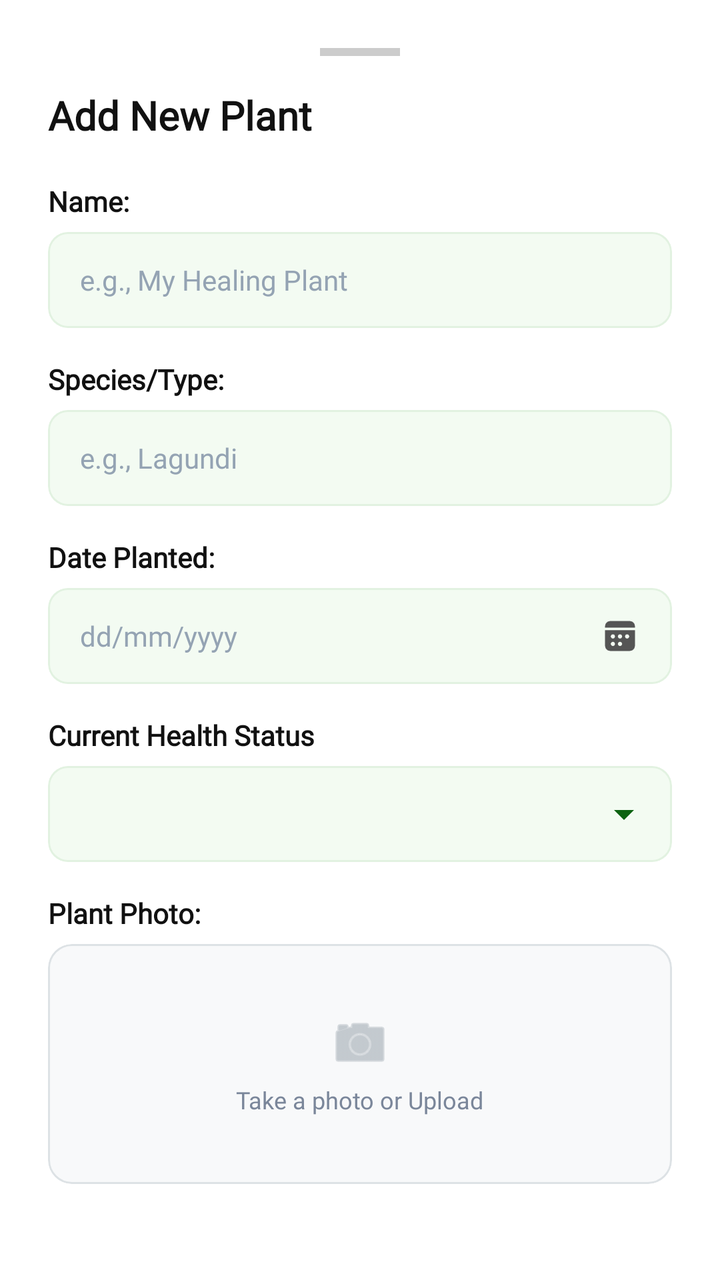
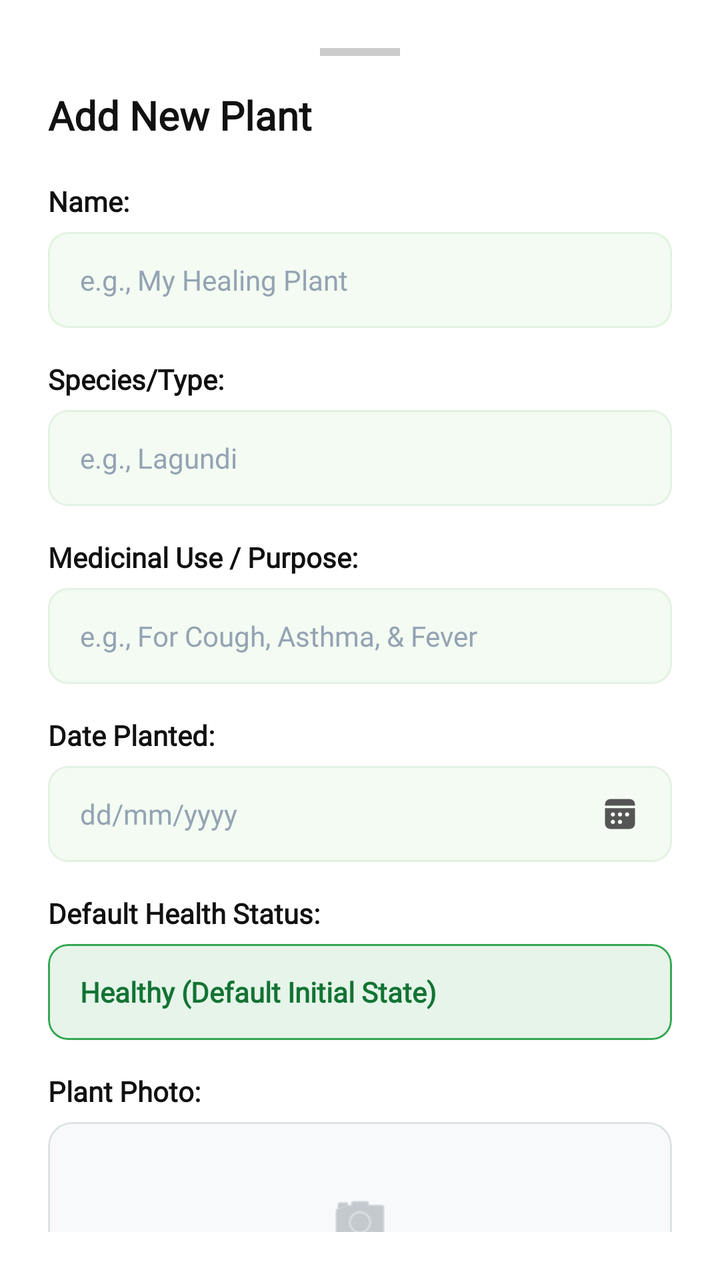

Compare the two renders of this Android layout. The source of the first and the diff that turns it into the second are given below.
<!-- AndroidManifest.xml: application theme Theme.SmartGrow -->
<!-- res/layout/dialog_add_plant_sheet.xml -->
<?xml version="1.0" encoding="utf-8"?>
<androidx.constraintlayout.widget.ConstraintLayout
    xmlns:android="http://schemas.android.com/apk/res/android"
    xmlns:app="http://schemas.android.com/apk/res-auto"
    android:layout_width="match_parent"
    android:layout_height="wrap_content"
    android:background="@drawable/bg_bottom_sheet_rounded"
    android:padding="24dp">

    <View
        android:id="@+id/view_drag_handle"
        android:layout_width="40dp"
        android:layout_height="4dp"
        android:background="#E0E0E0"
        android:backgroundTint="#CCCCCC"
        app:layout_constraintTop_toTopOf="parent"
        app:layout_constraintEnd_toEndOf="parent"
        app:layout_constraintStart_toStartOf="parent" />

    <TextView
        android:id="@+id/tv_add_plant_title"
        android:layout_width="wrap_content"
        android:layout_height="wrap_content"
        android:text="Add New Plant"
        android:textSize="20sp"
        android:textStyle="bold"
        android:textColor="#111111"
        android:fontFamily="@font/poppins"
        android:layout_marginTop="16dp"
        app:layout_constraintTop_toBottomOf="@id/view_drag_handle"
        app:layout_constraintStart_toStartOf="parent" />

    <TextView
        android:id="@+id/lbl_plant_name"
        android:layout_width="wrap_content"
        android:layout_height="wrap_content"
        android:text="Name:"
        android:textStyle="bold"
        android:textColor="#111111"
        android:textSize="14sp"
        android:fontFamily="@font/poppins"
        android:layout_marginTop="20dp"
        app:layout_constraintTop_toBottomOf="@id/tv_add_plant_title"
        app:layout_constraintStart_toStartOf="parent" />

    <com.google.android.material.card.MaterialCardView
        android:id="@+id/card_input_name"
        android:layout_width="match_parent"
        android:layout_height="48dp"
        android:layout_marginTop="6dp"
        app:cardCornerRadius="10dp"
        app:cardElevation="0dp"
        app:cardBackgroundColor="#F3FBF2"
        app:strokeWidth="1dp"
        app:strokeColor="#E2F2E1"
        app:layout_constraintTop_toBottomOf="@id/lbl_plant_name">
        <EditText
            android:id="@+id/et_add_plant_name"
            android:layout_width="match_parent"
            android:layout_height="match_parent"
            android:background="@android:color/transparent"
            android:hint="e.g., My Healing Plant"
            android:textColorHint="#94A3B3"
            android:textColor="#111111"
            android:textSize="14sp"
            android:fontFamily="@font/poppins"
            android:paddingHorizontal="16dp"
            android:inputType="text"
            android:maxLines="1" />
    </com.google.android.material.card.MaterialCardView>

    <TextView
        android:id="@+id/lbl_plant_species"
        android:layout_width="wrap_content"
        android:layout_height="wrap_content"
        android:text="Species/Type:"
        android:textStyle="bold"
        android:textColor="#111111"
        android:textSize="14sp"
        android:fontFamily="@font/poppins"
        android:layout_marginTop="16dp"
        app:layout_constraintTop_toBottomOf="@id/card_input_name"
        app:layout_constraintStart_toStartOf="parent" />

    <com.google.android.material.card.MaterialCardView
        android:id="@+id/card_input_species"
        android:layout_width="match_parent"
        android:layout_height="48dp"
        android:layout_marginTop="6dp"
        app:cardCornerRadius="10dp"
        app:cardElevation="0dp"
        app:cardBackgroundColor="#F3FBF2"
        app:strokeWidth="1dp"
        app:strokeColor="#E2F2E1"
        app:layout_constraintTop_toBottomOf="@id/lbl_plant_species">
        <EditText
            android:id="@+id/et_add_plant_species"
            android:layout_width="match_parent"
            android:layout_height="match_parent"
            android:background="@android:color/transparent"
            android:hint="e.g., Lagundi"
            android:textColorHint="#94A3B3"
            android:textColor="#111111"
            android:textSize="14sp"
            android:fontFamily="@font/poppins"
            android:paddingHorizontal="16dp"
            android:inputType="text"
            android:maxLines="1" />
    </com.google.android.material.card.MaterialCardView>

    <TextView
        android:id="@+id/lbl_plant_date"
        android:layout_width="wrap_content"
        android:layout_height="wrap_content"
        android:layout_marginTop="16dp"
        android:fontFamily="@font/poppins"
        android:text="Date Planted:"
        android:textColor="#111111"
        android:textSize="14sp"
        android:textStyle="bold"
        app:layout_constraintStart_toStartOf="parent"
        app:layout_constraintTop_toBottomOf="@id/card_input_species" />

    <com.google.android.material.card.MaterialCardView
        android:id="@+id/card_input_date"
        android:layout_width="match_parent"
        android:layout_height="48dp"
        android:layout_marginTop="6dp"
        app:cardCornerRadius="10dp"
        app:cardElevation="0dp"
        app:cardBackgroundColor="#F3FBF2"
        app:strokeWidth="1dp"
        app:strokeColor="#E2F2E1"
        app:layout_constraintTop_toBottomOf="@id/lbl_plant_date">
        <RelativeLayout
            android:layout_width="match_parent"
            android:layout_height="match_parent"
            android:paddingHorizontal="16dp">
            <EditText
                android:id="@+id/et_add_plant_date"
                android:layout_width="match_parent"
                android:layout_height="match_parent"
                android:layout_toLeftOf="@id/img_calendar_icon"
                android:background="@android:color/transparent"
                android:hint="dd/mm/yyyy"
                android:textColorHint="#94A3B3"
                android:textColor="#111111"
                android:textSize="14sp"
                android:focusable="false"
                android:clickable="true"
                android:fontFamily="@font/poppins" />
            <ImageView
                android:id="@+id/img_calendar_icon"
                android:layout_width="20dp"
                android:layout_height="20dp"
                android:layout_alignParentRight="true"
                android:layout_centerVertical="true"
                android:src="@drawable/ic_calendar_gray"
                app:tint="#555555" />
        </RelativeLayout>
    </com.google.android.material.card.MaterialCardView>

    <TextView
        android:id="@+id/lbl_plant_status"
        android:layout_width="wrap_content"
        android:layout_height="wrap_content"
        android:text="Current Health Status"
        android:textStyle="bold"
        android:textColor="#111111"
        android:textSize="14sp"
        android:fontFamily="@font/poppins"
        android:layout_marginTop="16dp"
        app:layout_constraintTop_toBottomOf="@id/card_input_date"
        app:layout_constraintStart_toStartOf="parent" />

    <com.google.android.material.card.MaterialCardView
        android:id="@+id/card_input_status"
        android:layout_width="match_parent"
        android:layout_height="48dp"
        android:layout_marginTop="6dp"
        app:cardCornerRadius="10dp"
        app:cardElevation="0dp"
        app:cardBackgroundColor="#F3FBF2"
        app:strokeWidth="1dp"
        app:strokeColor="#E2F2E1"
        app:layout_constraintTop_toBottomOf="@id/lbl_plant_status">
        <Spinner
            android:id="@+id/spinner_add_plant_status"
            android:layout_width="match_parent"
            android:layout_height="match_parent"
            android:paddingHorizontal="12dp"
            android:backgroundTint="#0C6211"
            android:spinnerMode="dropdown" />
    </com.google.android.material.card.MaterialCardView>

    <TextView
        android:id="@+id/lbl_plant_image"
        android:layout_width="wrap_content"
        android:layout_height="wrap_content"
        android:text="Plant Photo:"
        android:textStyle="bold"
        android:textColor="#111111"
        android:textSize="14sp"
        android:fontFamily="@font/poppins"
        android:layout_marginTop="16dp"
        app:layout_constraintTop_toBottomOf="@id/card_input_status"
        app:layout_constraintStart_toStartOf="parent" />

    <com.google.android.material.card.MaterialCardView
        android:id="@+id/card_upload_image"
        android:layout_width="match_parent"
        android:layout_height="120dp"
        android:layout_marginTop="6dp"
        android:clickable="true"
        android:focusable="true"
        android:background="?attr/selectableItemBackground"
        app:cardCornerRadius="12dp"
        app:cardElevation="0dp"
        app:cardBackgroundColor="#F8F9FA"
        app:strokeWidth="1dp"
        app:strokeColor="#DDE2E5"
        app:layout_constraintTop_toBottomOf="@id/lbl_plant_image">

        <RelativeLayout
            android:layout_width="match_parent"
            android:layout_height="match_parent">

            <LinearLayout
                android:id="@+id/layout_image_placeholder"
                android:layout_width="wrap_content"
                android:layout_height="wrap_content"
                android:orientation="vertical"
                android:gravity="center"
                android:layout_centerInParent="true">
                <ImageView
                    android:layout_width="32dp"
                    android:layout_height="32dp"
                    android:src="@android:drawable/ic_menu_camera"
                    app:tint="#A0AAB2" />
                <TextView
                    android:layout_width="wrap_content"
                    android:layout_height="wrap_content"
                    android:text="Take a photo or Upload"
                    android:textColor="#7A869A"
                    android:textSize="12sp"
                    android:fontFamily="@font/poppins"
                    android:layout_marginTop="4dp" />
            </LinearLayout>

            <ImageView
                android:id="@+id/img_plant_preview"
                android:layout_width="match_parent"
                android:layout_height="match_parent"
                android:scaleType="centerCrop"
                android:visibility="gone" />
        </RelativeLayout>
    </com.google.android.material.card.MaterialCardView>

    <com.google.android.material.button.MaterialButton
        android:id="@+id/btn_submit_new_plant"
        android:layout_width="wrap_content"
        android:layout_height="48dp"
        android:layout_marginTop="24dp"
        android:text="Add Plant"
        android:textAllCaps="false"
        android:textColor="#FFFFFF"
        android:textSize="15sp"
        android:textStyle="bold"
        android:fontFamily="@font/poppins"
        android:paddingHorizontal="24dp"
        app:backgroundTint="#0C6211"
        app:cornerRadius="10dp"
        app:layout_constraintTop_toBottomOf="@id/card_upload_image"
        app:layout_constraintEnd_toEndOf="parent" />

</androidx.constraintlayout.widget.ConstraintLayout>
<!-- resources referenced by this layout -->
<resources>
  <!-- drawable bg_bottom_sheet_rounded (drawable) -->
  <?xml version="1.0" encoding="utf-8"?>
  <shape xmlns:android="http://schemas.android.com/apk/res/android">
      <solid android:color="#FFFFFF" />
      <corners
          android:topLeftRadius="24dp"
          android:topRightRadius="24dp" />
  </shape>
  <!-- drawable ic_calendar_gray: png bitmap (drawable, 1434 bytes) -->
  <style name="Theme.SmartGrow" parent="Base.Theme.SmartGrow" />
  <style name="Base.Theme.SmartGrow" parent="Theme.Material3.DayNight.NoActionBar">
        &gt;
          <item name="android:windowBackground">@android:color/white</item>
          <item name="android:windowDisablePreview">true</item>
      </style>
</resources>

<!-- the commit's change to res/layout/dialog_add_plant_sheet.xml (unified diff, before → after) -->
@@ -109,6 +109,45 @@
     </com.google.android.material.card.MaterialCardView>
 
     <TextView
+        android:id="@+id/lbl_plant_medicinal_use"
+        android:layout_width="wrap_content"
+        android:layout_height="wrap_content"
+        android:text="Medicinal Use / Purpose:"
+        android:textStyle="bold"
+        android:textColor="#111111"
+        android:textSize="14sp"
+        android:fontFamily="@font/poppins"
+        android:layout_marginTop="16dp"
+        app:layout_constraintTop_toBottomOf="@id/card_input_species"
+        app:layout_constraintStart_toStartOf="parent" />
+
+    <com.google.android.material.card.MaterialCardView
+        android:id="@+id/card_input_medicinal_use"
+        android:layout_width="match_parent"
+        android:layout_height="48dp"
+        android:layout_marginTop="6dp"
+        app:cardCornerRadius="10dp"
+        app:cardElevation="0dp"
+        app:cardBackgroundColor="#F3FBF2"
+        app:strokeWidth="1dp"
+        app:strokeColor="#E2F2E1"
+        app:layout_constraintTop_toBottomOf="@id/lbl_plant_medicinal_use">
+        <EditText
+            android:id="@+id/et_add_plant_medicinal_use"
+            android:layout_width="match_parent"
+            android:layout_height="match_parent"
+            android:background="@android:color/transparent"
+            android:hint="e.g., For Cough, Asthma, &amp; Fever"
+            android:textColorHint="#94A3B3"
+            android:textColor="#111111"
+            android:textSize="14sp"
+            android:fontFamily="@font/poppins"
+            android:paddingHorizontal="16dp"
+            android:inputType="text"
+            android:maxLines="1" />
+    </com.google.android.material.card.MaterialCardView>
+
+    <TextView
         android:id="@+id/lbl_plant_date"
         android:layout_width="wrap_content"
         android:layout_height="wrap_content"
@@ -119,7 +158,7 @@
         android:textSize="14sp"
         android:textStyle="bold"
         app:layout_constraintStart_toStartOf="parent"
-        app:layout_constraintTop_toBottomOf="@id/card_input_species" />
+        app:layout_constraintTop_toBottomOf="@id/card_input_medicinal_use" />
 
     <com.google.android.material.card.MaterialCardView
         android:id="@+id/card_input_date"
@@ -164,7 +203,7 @@
         android:id="@+id/lbl_plant_status"
         android:layout_width="wrap_content"
         android:layout_height="wrap_content"
-        android:text="Current Health Status"
+        android:text="Default Health Status:"
         android:textStyle="bold"
         android:textColor="#111111"
         android:textSize="14sp"
@@ -180,17 +219,22 @@
         android:layout_marginTop="6dp"
         app:cardCornerRadius="10dp"
         app:cardElevation="0dp"
-        app:cardBackgroundColor="#F3FBF2"
-        app:strokeWidth="1dp"
-        app:strokeColor="#E2F2E1"
+        app:cardBackgroundColor="#E6F4EA"
+        app:strokeWidth="1dp"
+        app:strokeColor="#34A853"
         app:layout_constraintTop_toBottomOf="@id/lbl_plant_status">
-        <Spinner
-            android:id="@+id/spinner_add_plant_status"
-            android:layout_width="match_parent"
-            android:layout_height="match_parent"
-            android:paddingHorizontal="12dp"
-            android:backgroundTint="#0C6211"
-            android:spinnerMode="dropdown" />
+
+        <TextView
+            android:id="@+id/tv_static_health_status"
+            android:layout_width="wrap_content"
+            android:layout_height="wrap_content"
+            android:layout_gravity="center_vertical"
+            android:paddingHorizontal="16dp"
+            android:text="Healthy (Default Initial State)"
+            android:textColor="#137333"
+            android:textStyle="bold"
+            android:textSize="14sp"
+            android:fontFamily="@font/poppins" />
     </com.google.android.material.card.MaterialCardView>
 
     <TextView
